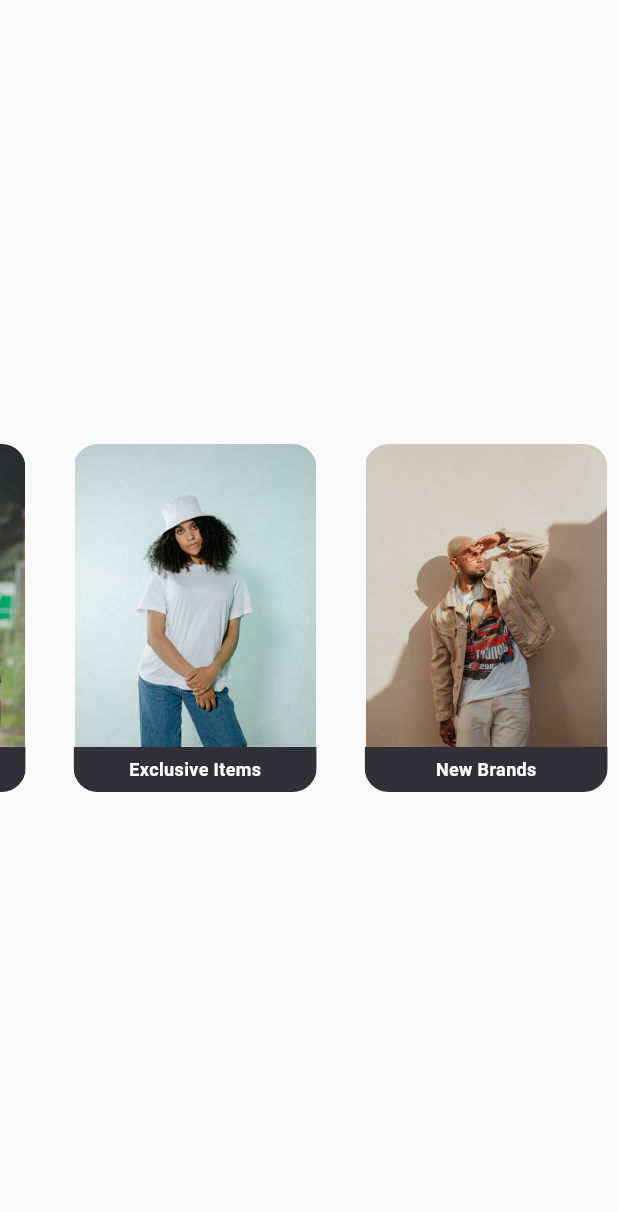
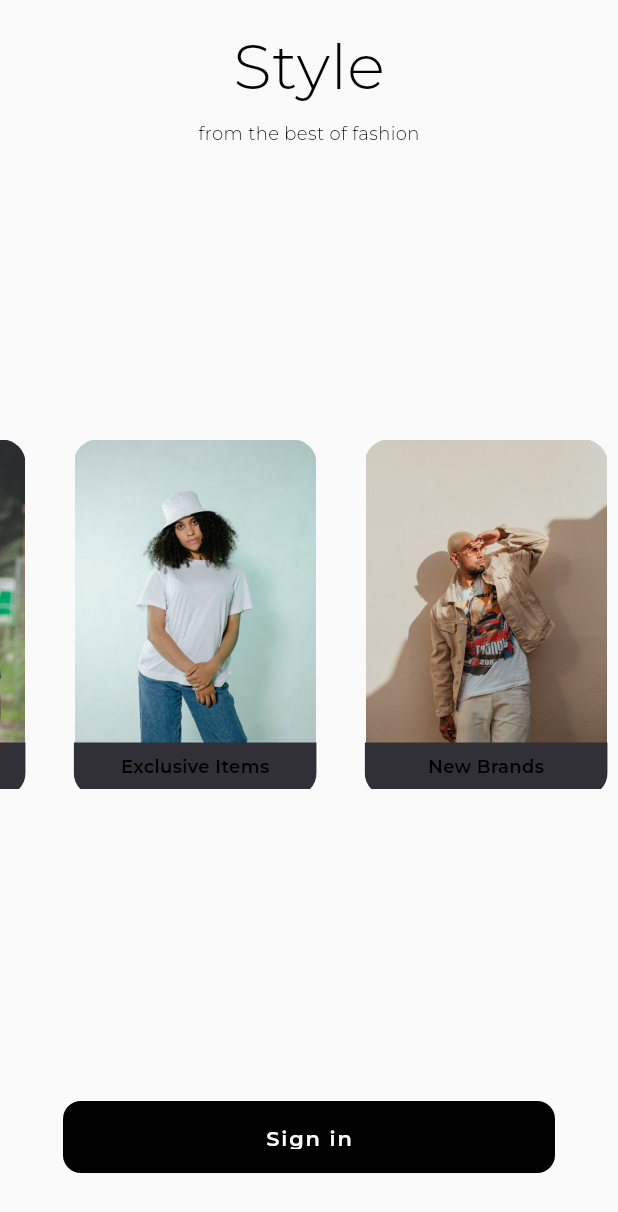
Before and after one commit to ThiagoAZBR/Flutter-Animated-Carrousel, a Flutter app: the screen it shows after launch, on a phone screen of 412 x 824 dp. Shown: the top 1212 px of the screen. Run offline on Flutter 3.47's test engine with Material 2 defaults, Android fonts, the phone set to English and light mode, and no system bars.

Commit message:
:lipstick: style: create title and button

```diff
--- a/lib/app/themes/app_colors.dart
+++ b/lib/app/themes/app_colors.dart
@@ -3,20 +3,10 @@ import 'package:flutter/material.dart';
 class AppColors {
   /// #000000
   static const Color dark = Color(0xFF000000);
+
   /// #FFFFFF
   static const Color light = Color(0xFFFFFFFF);
 
-  /// #B2B2B8
-  static const Color gray = Color(0xFFB2B2B8);
   /// #303036
   static const Color grayBorder = Color(0xFF303036);
-  /// #74747B
-  static const Color unavailableGray = Color(0xFF74747B);
-
-  /// #44CD22
-  static const Color availableGreen = Color(0xFF44CD22);
-
-  /// #17171B
-  static const Color background = Color(0xFF17171B);
-  static const Color transparent = Colors.transparent;
 }
--- a/lib/app/themes/app_text_styles.dart
+++ b/lib/app/themes/app_text_styles.dart
@@ -4,51 +4,51 @@ import 'package:flutter/material.dart';
 class AppTextStyles {
   // Default color for text is light, so it's optional to change text color
 
-  static TextStyle robotoHeadline([Color color = AppColors.light]) => TextStyle(
-        fontSize: 34,
+  static TextStyle montserratTitle({
+    Color color = AppColors.dark,
+    FontWeight fontWeight = FontWeight.bold,
+  }) =>
+      TextStyle(
+        fontSize: 42,
         color: color,
-        fontFamily: 'Roboto',
+        fontFamily: 'Montserrat',
         letterSpacing: 0.25,
-        fontWeight: FontWeight.bold,
+        fontWeight: fontWeight,
       );
 
-  static TextStyle robotoButton([Color color = AppColors.light]) => TextStyle(
-        fontSize: 14,
-        color: color,
-        fontFamily: 'Roboto',
-        letterSpacing: 1.25,
-        fontWeight: FontWeight.w600,
-      );
-
-  static TextStyle robotoSubtitleOne([Color color = AppColors.light]) =>
-      TextStyle(
-        fontSize: 16,
-        color: color,
-        fontFamily: 'Roboto',
-        letterSpacing: 0.15,
-      );
-
-  static TextStyle robotoSubtitleTwo([Color color = AppColors.light]) =>
+  static TextStyle montserratButton({
+    Color color = AppColors.dark,
+    FontWeight fontWeight = FontWeight.w600,
+  }) =>
       TextStyle(
         fontSize: 14,
         color: color,
-        fontFamily: 'Roboto',
-        letterSpacing: 0.1,
-        fontWeight: FontWeight.w600,
+        fontFamily: 'Montserrat',
+        letterSpacing: 1.25,
+        fontWeight: fontWeight,
       );
 
-  static TextStyle robotoBody([Color color = AppColors.light]) => TextStyle(
+  static TextStyle montserratBody({
+    Color color = AppColors.dark,
+    FontWeight? fontWeight,
+  }) =>
+      TextStyle(
         fontSize: 14,
         color: color,
-        fontFamily: 'Roboto',
+        fontFamily: 'Montserrat',
         letterSpacing: 0.25,
+        fontWeight: fontWeight,
       );
 
-  static TextStyle robotoCaption([Color color = AppColors.light]) => TextStyle(
+  static TextStyle montserratSubtitle({
+    Color color = AppColors.dark,
+    FontWeight fontWeight = FontWeight.w600,
+  }) =>
+      TextStyle(
         fontSize: 12,
         color: color,
-        fontFamily: 'Roboto',
+        fontFamily: 'Montserrat',
         letterSpacing: 0.25,
-        fontWeight: FontWeight.w600,
+        fontWeight: fontWeight,
       );
 }
--- a/lib/app/ui/home/home_page.dart
+++ b/lib/app/ui/home/home_page.dart
@@ -1,4 +1,7 @@
+import 'package:animated_carrousel/app/themes/app_colors.dart';
+import 'package:animated_carrousel/app/themes/app_text_styles.dart';
 import 'package:animated_carrousel/app/ui/widgets/paywall_carrousel.dart';
+import 'package:flutter/cupertino.dart';
 import 'package:flutter/material.dart';
 
 class HomePage extends StatelessWidget {
@@ -6,10 +9,63 @@ class HomePage extends StatelessWidget {
 
   @override
   Widget build(BuildContext context) {
-    return const Scaffold(
+    return Scaffold(
       body: SafeArea(
-        child: Center(
-          child: PayWallCarrousel(),
+        child: Stack(
+          children: <Widget>[
+            Align(
+              alignment: Alignment.topCenter,
+              child: Padding(
+                padding: const EdgeInsets.only(
+                  top: 18,
+                ),
+                child: Column(
+                  children: [
+                    Text(
+                      'Style',
+                      style: AppTextStyles.montserratTitle(
+                        fontWeight: FontWeight.w300,
+                      ),
+                    ),
+                    const SizedBox(
+                      height: 12,
+                    ),
+                    Text(
+                      'from the best of fashion',
+                      style: AppTextStyles.montserratSubtitle(
+                        fontWeight: FontWeight.w300,
+                      ),
+                    ),
+                  ],
+                ),
+              ),
+            ),
+            const Center(child: PayWallCarrousel()),
+            Align(
+              alignment: Alignment.bottomCenter,
+              child: Padding(
+                padding: const EdgeInsets.only(
+                  left: 42,
+                  right: 42,
+                  bottom: 42,
+                ),
+                child: SizedBox(
+                  width: double.infinity,
+                  height: 48,
+                  child: CupertinoButton(
+                    onPressed: () {},
+                    color: AppColors.dark,
+                    child: Text(
+                      'Sign in',
+                      style: AppTextStyles.montserratButton(
+                        color: AppColors.light,
+                      ),
+                    ),
+                  ),
+                ),
+              ),
+            ),
+          ],
         ),
       ),
     );
--- a/lib/app/ui/widgets/carousel.dart
+++ b/lib/app/ui/widgets/carousel.dart
@@ -5,12 +5,12 @@ class Carousel extends StatelessWidget {
   final List<String> _assets;
   final List<String> _titles;
   final ScrollController _scrollController;
-  const Carousel(
-      {Key? key,
-      required List<String> assets,
-      required List<String> titles,
-      required ScrollController scrollController,})
-      : _assets = assets,
+  const Carousel({
+    Key? key,
+    required List<String> assets,
+    required List<String> titles,
+    required ScrollController scrollController,
+  })  : _assets = assets,
         _titles = titles,
         _scrollController = scrollController,
         super(key: key);
@@ -18,7 +18,7 @@ class Carousel extends StatelessWidget {
   @override
   Widget build(BuildContext context) {
     return SizedBox(
-      height: 232,
+      height: 238,
       child: AbsorbPointer(
         child: ListView.builder(
           controller: _scrollController,
--- a/lib/app/ui/widgets/carousel_item.dart
+++ b/lib/app/ui/widgets/carousel_item.dart
@@ -14,9 +14,7 @@ class CarouselItem extends StatelessWidget {
   @override
   Widget build(BuildContext context) {
     return Padding(
-      padding: const EdgeInsets.symmetric(
-        horizontal: 16
-      ),
+      padding: const EdgeInsets.symmetric(horizontal: 16),
       child: ClipRRect(
         borderRadius: BorderRadius.circular(16),
         child: SizedBox(
@@ -35,7 +33,7 @@ class CarouselItem extends StatelessWidget {
                   padding: const EdgeInsets.symmetric(vertical: 8),
                   child: Text(
                     _title,
-                    style: AppTextStyles.robotoCaption(),
+                    style: AppTextStyles.montserratSubtitle(),
                   ),
                 )),
               )
```
Also changed, not shown: pubspec.yaml (+12 -5 lines), assets/fonts/Montserrat-Bold.ttf (added), assets/fonts/Montserrat-Light.ttf (added), assets/fonts/Montserrat-Medium.ttf (added), assets/fonts/Montserrat-Regular.ttf (added), assets/fonts/Montserrat-SemiBold.ttf (added), assets/fonts/Montserrat-Thin.ttf (added).
